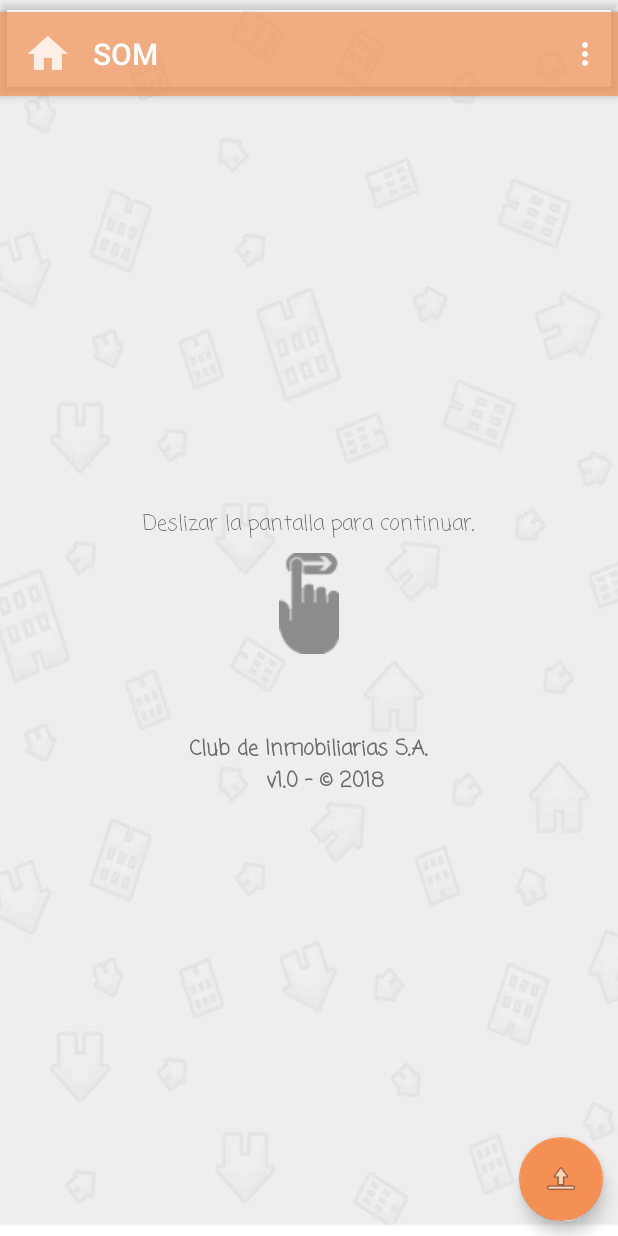
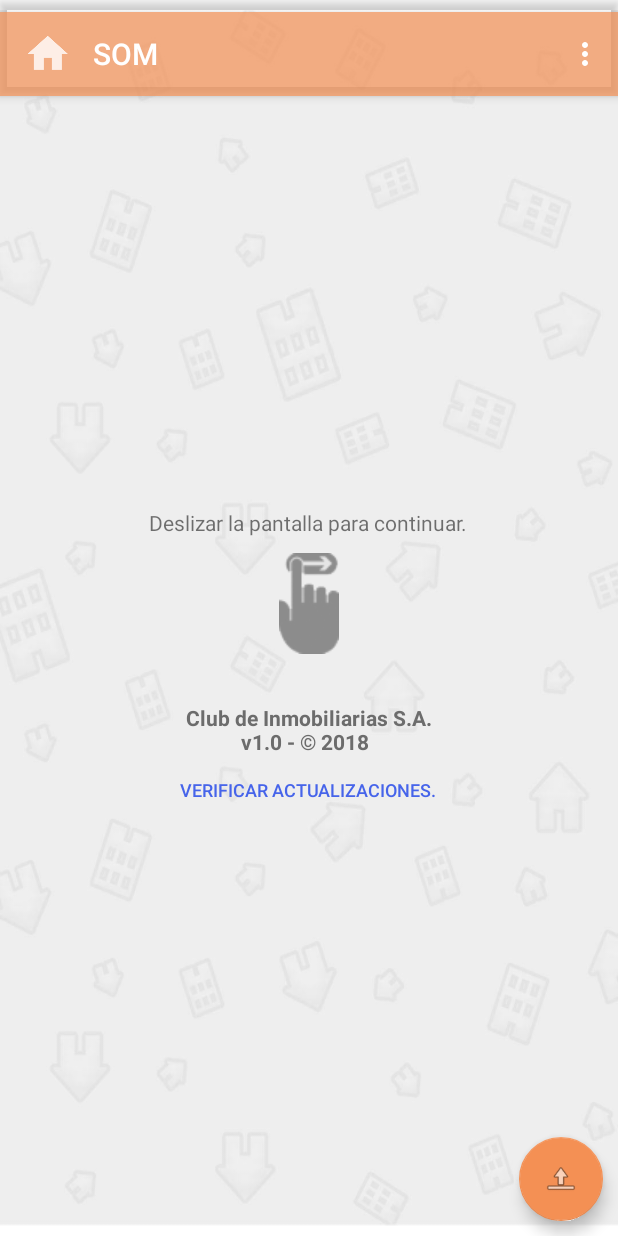
Before and after one commit to sistemasom/SOM, an Android app: the screen it shows after launch (MainActivity), on a phone screen of 412 x 824 dp. Run offline under Robolectric (Android 15) with nearby library versions, the phone set to English and light mode, and no system bars; 2 statements that could not run were skipped.

```diff
--- a/app/src/main/java/com/som/som/Ubicacion.java
+++ b/app/src/main/java/com/som/som/Ubicacion.java
@@ -1,6 +1,5 @@
 package com.som.som;
 
-import android.content.pm.PackageManager;
 import android.location.Address;
 import android.location.Geocoder;
 import android.location.Location;
@@ -9,7 +8,6 @@ import android.location.LocationManager;
 import android.os.Bundle;
 import android.os.CountDownTimer;
 import android.support.v4.app.Fragment;
-import android.support.v4.content.ContextCompat;
 import android.view.LayoutInflater;
 import android.view.View;
 import android.view.ViewGroup;
@@ -30,7 +28,7 @@ import java.util.ArrayList;
 import java.util.List;
 import java.util.Locale;
 
-public class Ubicacion extends Fragment implements LocationListener{
+public class Ubicacion extends Fragment{
 
     private static final String ARG_PARAM1 = "param1";
     private static final String ARG_PARAM2 = "param2";
@@ -104,7 +102,6 @@ public class Ubicacion extends Fragment implements LocationListener{
     }
 
     private void obtenerDatosDireccion() {
-        String strAdd = "";
         Geocoder geocoder = new Geocoder(getContext(), Locale.getDefault());
 
         EditText etPais = (EditText) vistaUbicacion.findViewById(R.id.etPais);
@@ -349,30 +346,4 @@ public class Ubicacion extends Fragment implements LocationListener{
 
         webMapa.loadUrl(url);
     }
-
-    /*
-    ---------------------------
-    IMPLEMENTACION DEL LISTENER
-    ---------------------------
-     */
-    @Override
-    public void onLocationChanged(Location location) {
-        //latitud = location.getLatitude();
-        //longitud = location.getLongitude();
-    }
-
-    @Override
-    public void onProviderDisabled(String provider) {
-        // TODO Auto-generated method stub
-    }
-
-    @Override
-    public void onProviderEnabled(String provider) {
-        // TODO Auto-generated method stub
-    }
-
-    @Override
-    public void onStatusChanged(String provider, int status, Bundle extras) {
-        // TODO Auto-generated method stub
-    }
 }
--- a/app/src/main/res/layout/fragment_inicio.xml
+++ b/app/src/main/res/layout/fragment_inicio.xml
@@ -20,8 +20,7 @@
             android:layout_width="wrap_content"
             android:layout_height="wrap_content"
             android:layout_centerHorizontal="true"
-            android:layout_marginTop="150dp"
-            android:fontFamily="casual"
+            android:layout_marginTop="130dp"
             android:text="Club de Inmobiliarias S.A.\n           v1.0 - © 2018"
             android:textColor="@color/letra"
             android:textStyle="bold" />
@@ -31,7 +30,6 @@
             android:layout_width="wrap_content"
             android:layout_height="wrap_content"
             android:layout_centerHorizontal="true"
-            android:fontFamily="casual"
             android:text="Deslizar la pantalla para continuar." />
 
         <ImageView
@@ -42,6 +40,17 @@
             android:layout_marginTop="30dp"
             app:srcCompat="@drawable/sli" />
 
+        <Button
+            android:id="@+id/tvActualizar"
+            android:layout_width="wrap_content"
+            android:layout_height="wrap_content"
+            android:layout_below="@id/copyright"
+            android:layout_centerHorizontal="true"
+            android:background="@color/transparente"
+            android:textColor="@color/link"
+            android:textSize="12dp"
+            android:text="Verificar actualizaciones." />
+
     </RelativeLayout>
 
 </RelativeLayout>
--- a/app/src/main/res/values/colors.xml
+++ b/app/src/main/res/values/colors.xml
@@ -6,4 +6,6 @@
     <color name="actionbar">#B3f49054</color>
     <color name="blanco">#FFFFFF</color>
     <color name="letra">#6c6c6c</color>
+    <color name="link">#4664ea</color>
+    <color name="transparente">#00FFFFFF</color>
 </resources>
```
Also changed, not shown: app/src/main/java/com/som/som/Inicio.java (+65 -3 lines).
